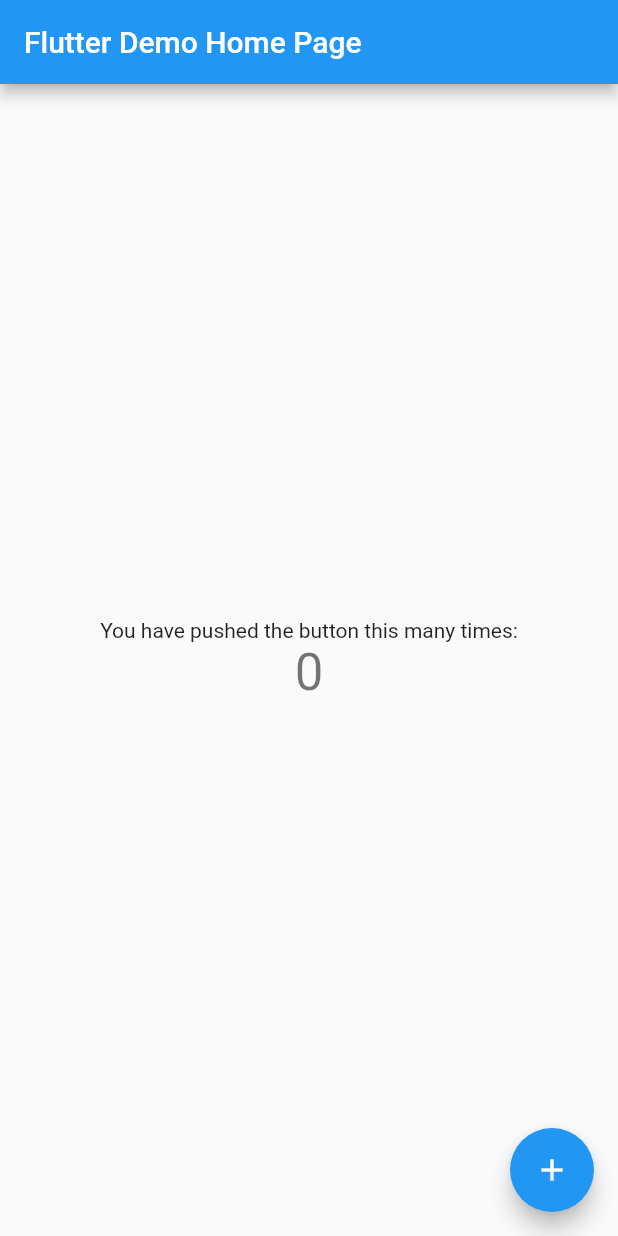
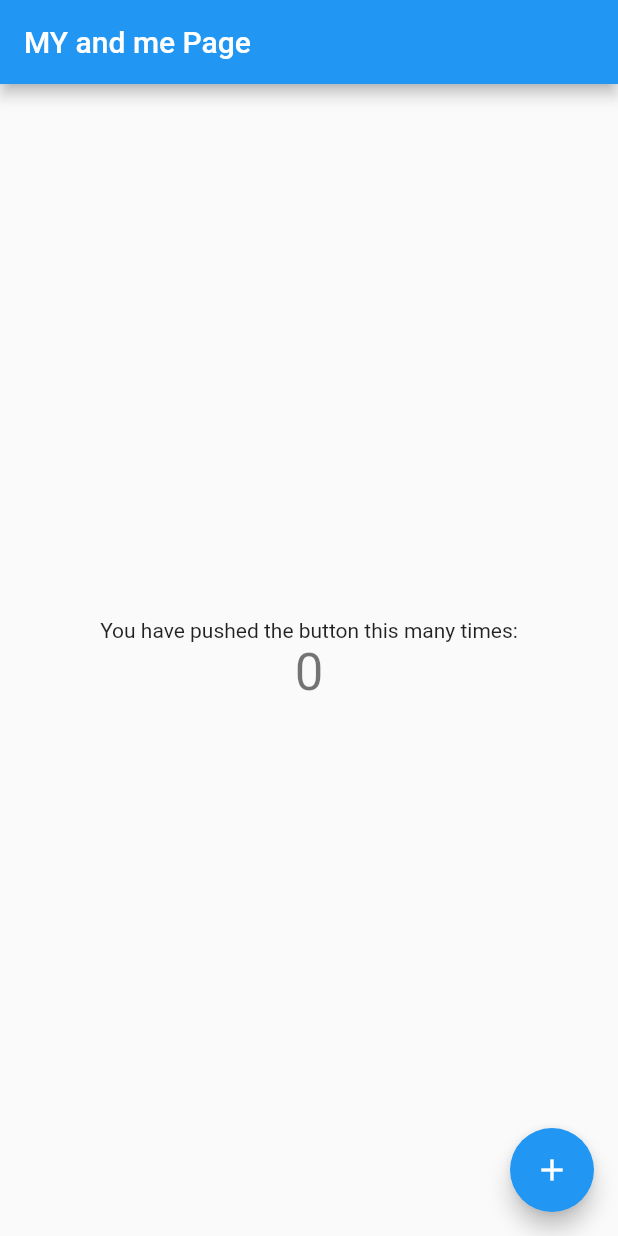
Before and after one commit to Seema25dhami/test_repo, a Flutter app: the screen it shows after launch, on a phone screen of 412 x 824 dp. Run offline on Flutter 3.47's test engine with Material 2 defaults, Android fonts, the phone set to English and light mode, and no system bars.

Commit message:
sample_app

```diff
--- a/lib/main.dart
+++ b/lib/main.dart
@@ -24,7 +24,7 @@ class MyApp extends StatelessWidget {
         // is not restarted.
         primarySwatch: Colors.blue,
       ),
-      home: const MyHomePage(title: 'Flutter Demo Home Page'),
+      home: const MyHomePage(title: 'MY and me Page'),
     );
   }
 }
```
